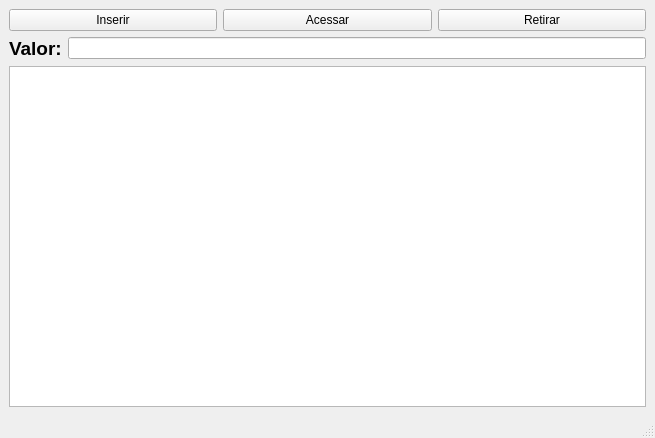
First picture: the form in Lista/mainwindow.ui, repository cpedrohenrique1/Lista, before the edit.
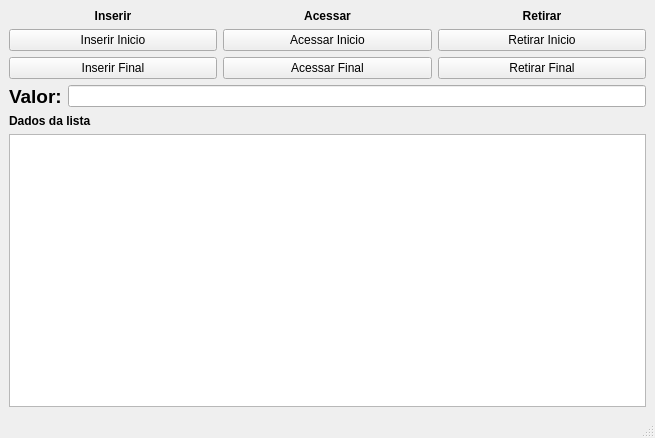
Second picture: the form after the edit.

What changed in the file:
```diff
--- a/Lista/mainwindow.ui
+++ b/Lista/mainwindow.ui
@@ -16,31 +16,90 @@
   <widget class="QWidget" name="centralwidget">
    <layout class="QGridLayout" name="gridLayout">
     <item row="0" column="0">
-     <layout class="QVBoxLayout" name="verticalLayout">
+     <layout class="QVBoxLayout" name="verticalLayout_5">
       <item>
-       <layout class="QHBoxLayout" name="horizontalLayout_2">
+       <layout class="QHBoxLayout" name="horizontalLayout_3">
+        <item>
+         <layout class="QVBoxLayout" name="verticalLayout_2">
+          <item>
+           <widget class="QLabel" name="label_2">
+            <property name="text">
+             <string>&lt;html&gt;&lt;head/&gt;&lt;body&gt;&lt;p align=&quot;center&quot;&gt;&lt;span style=&quot; font-weight:700;&quot;&gt;Inserir&lt;/span&gt;&lt;/p&gt;&lt;/body&gt;&lt;/html&gt;</string>
+            </property>
+           </widget>
+          </item>
         <item>
          <widget class="QPushButton" name="pushButton_InserirInicio">
           <property name="text">
-           <string>Inserir</string>
+             <string>Inserir Inicio</string>
+            </property>
+           </widget>
+          </item>
+          <item>
+           <widget class="QPushButton" name="pushButton_inserirFinal">
+            <property name="text">
+             <string>Inserir Final</string>
+            </property>
+           </widget>
+          </item>
+         </layout>
+        </item>
+        <item>
+         <layout class="QVBoxLayout" name="verticalLayout_4">
+          <item>
+           <widget class="QLabel" name="label_3">
+            <property name="text">
+             <string>&lt;html&gt;&lt;head/&gt;&lt;body&gt;&lt;p align=&quot;center&quot;&gt;&lt;span style=&quot; font-weight:700;&quot;&gt;Acessar&lt;/span&gt;&lt;/p&gt;&lt;/body&gt;&lt;/html&gt;</string>
           </property>
          </widget>
         </item>
         <item>
          <widget class="QPushButton" name="pushButton_AcessarInicio">
           <property name="text">
-           <string>Acessar</string>
+             <string>Acessar Inicio</string>
+            </property>
+           </widget>
+          </item>
+          <item>
+           <widget class="QPushButton" name="pushButton_acessarFinal">
+            <property name="text">
+             <string>Acessar Final</string>
+            </property>
+           </widget>
+          </item>
+         </layout>
+        </item>
+        <item>
+         <layout class="QVBoxLayout" name="verticalLayout_3">
+          <item>
+           <widget class="QLabel" name="label_4">
+            <property name="text">
+             <string>&lt;html&gt;&lt;head/&gt;&lt;body&gt;&lt;p align=&quot;center&quot;&gt;&lt;span style=&quot; font-weight:700;&quot;&gt;Retirar&lt;/span&gt;&lt;/p&gt;&lt;/body&gt;&lt;/html&gt;</string>
           </property>
          </widget>
         </item>
         <item>
          <widget class="QPushButton" name="pushButton_RetirarInicio">
           <property name="text">
-           <string>Retirar</string>
+             <string>Retirar Inicio</string>
           </property>
          </widget>
         </item>
-       </layout>
+          <item>
+           <widget class="QPushButton" name="pushButton_retirarFinal">
+            <property name="text">
+             <string>Retirar Final</string>
+            </property>
+           </widget>
+          </item>
+         </layout>
+        </item>
+       </layout>
+      </item>
+      <item>
+       <layout class="QVBoxLayout" name="verticalLayout">
+        <item>
+         <layout class="QHBoxLayout" name="horizontalLayout_2"/>
       </item>
       <item>
        <layout class="QHBoxLayout" name="horizontalLayout">
@@ -69,8 +128,17 @@
         </item>
        </layout>
       </item>
+        <item>
+         <widget class="QLabel" name="label_5">
+          <property name="text">
+           <string>&lt;html&gt;&lt;head/&gt;&lt;body&gt;&lt;p&gt;&lt;span style=&quot; font-weight:700;&quot;&gt;Dados da lista&lt;/span&gt;&lt;/p&gt;&lt;/body&gt;&lt;/html&gt;</string>
+          </property>
+         </widget>
+        </item>
       <item>
        <widget class="QTextEdit" name="saida"/>
+        </item>
+       </layout>
       </item>
      </layout>
     </item>
```
Left out of the diff: 2 changed lines with no effect on the pictures. Lines whose indentation alone changed are shown as unchanged.
